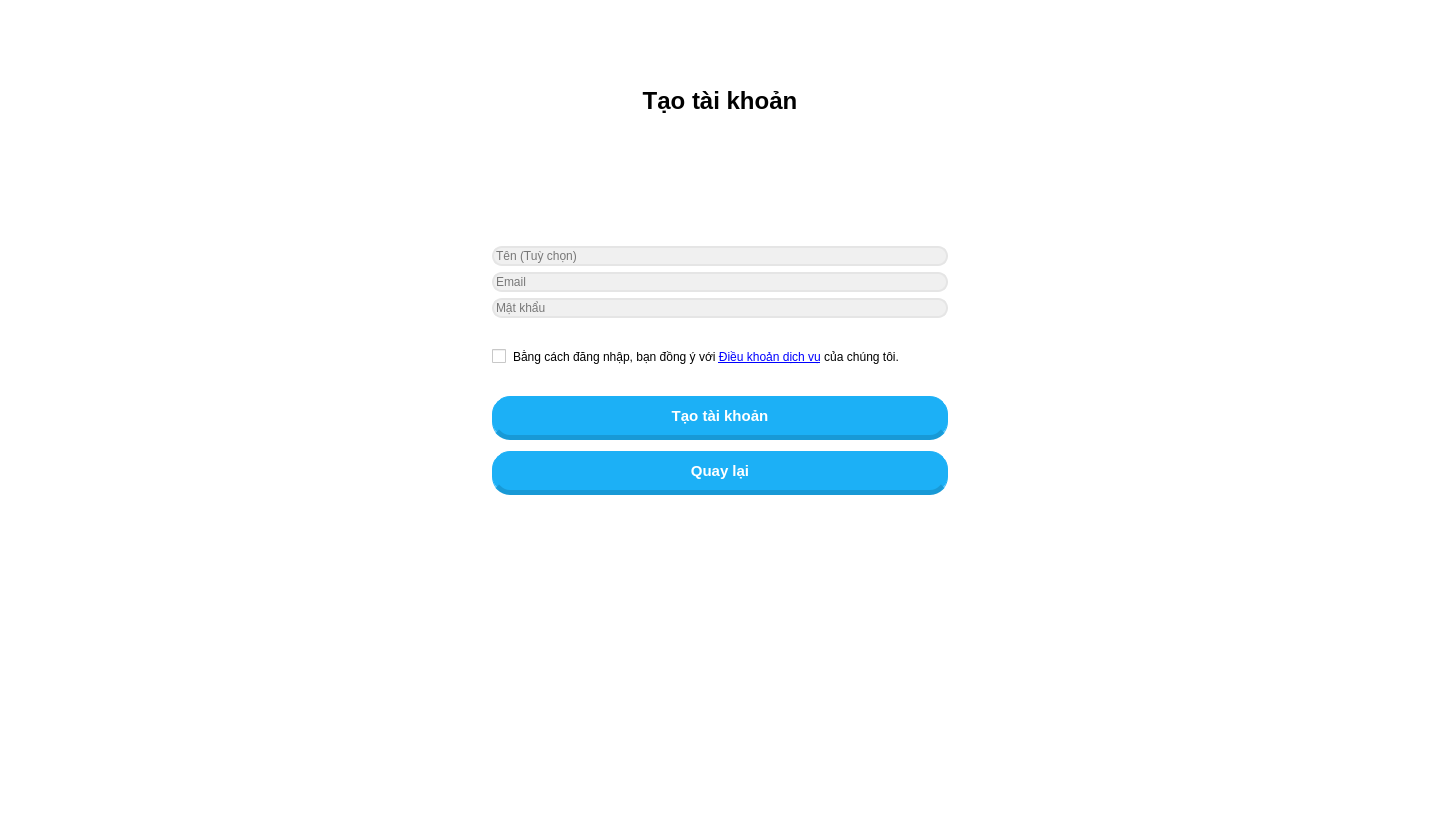
Old version of the form ui/dang ky tai khoan.ui in the repository haidangngo436-max/app-tieng-nhat.
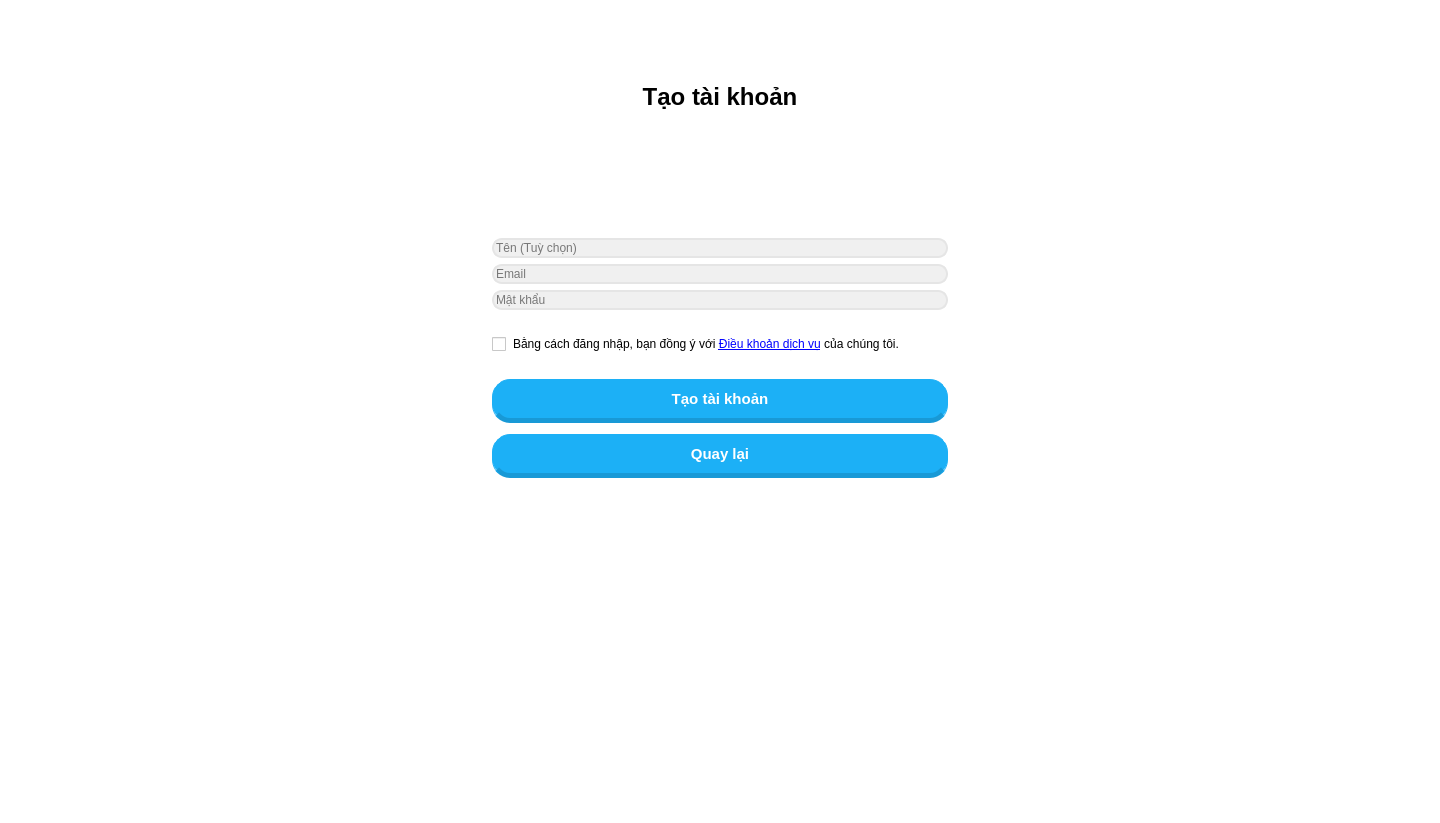
New version of the form. Icons and pictures are not drawn.

Patch:
```diff
--- a/ui/dang ky tai khoan.ui
+++ b/ui/dang ky tai khoan.ui
@@ -7,7 +7,7 @@
     <x>0</x>
     <y>0</y>
     <width>1440</width>
-    <height>840</height>
+    <height>823</height>
    </rect>
   </property>
   <property name="windowTitle">
```
